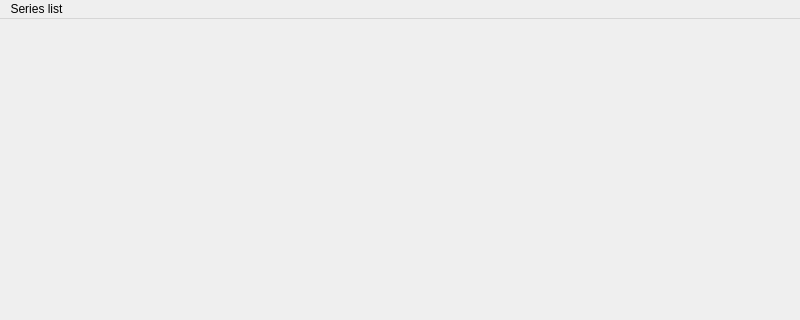
Qt form series_list/interface/window.ui (nvbn/series_list) before a commit; both pictures show x 0 to 800 and y 0 to 320 of the 800 by 600 pixel window.
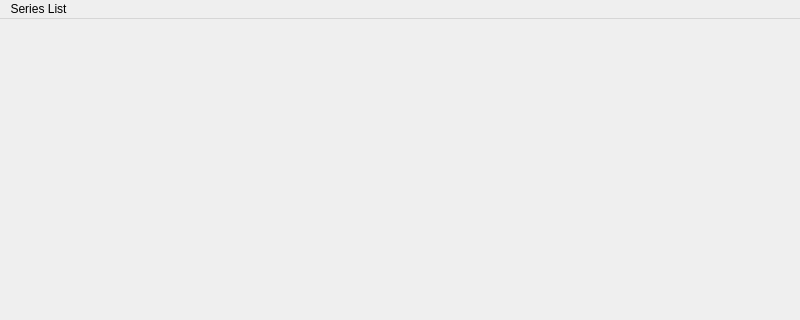
The same form after that commit.

Commit message: Add exit action to menu

The edit to the form file:
```diff
--- a/series_list/interface/window.ui
+++ b/series_list/interface/window.ui
@@ -25,7 +25,7 @@
    </property>
    <widget class="QMenu" name="menuSeries_list">
     <property name="title">
-     <string>Series list</string>
+     <string>Series List</string>
     </property>
     <addaction name="actionSettings"/>
     <addaction name="actionExit"/>
```
The commit also changes 1 other file.
